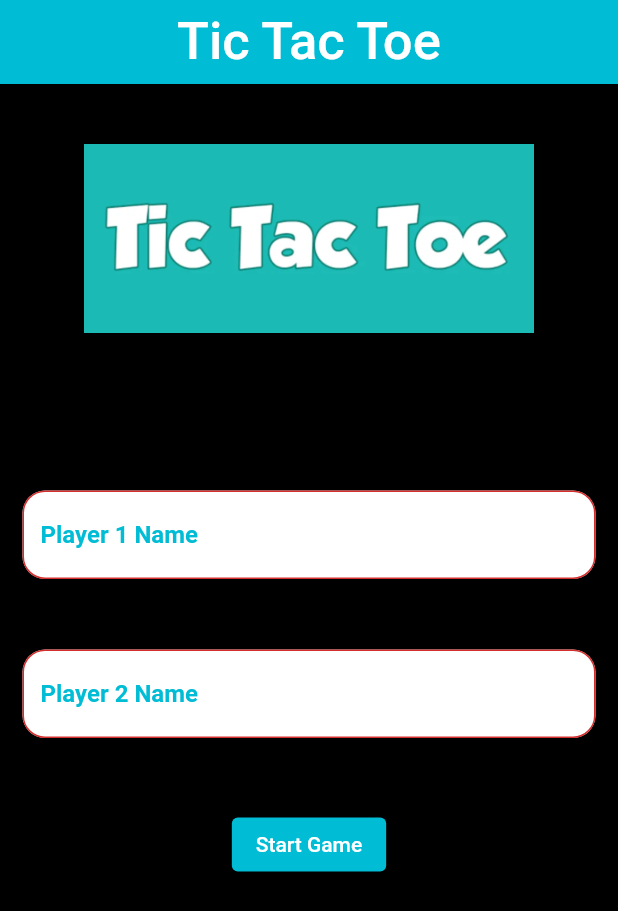
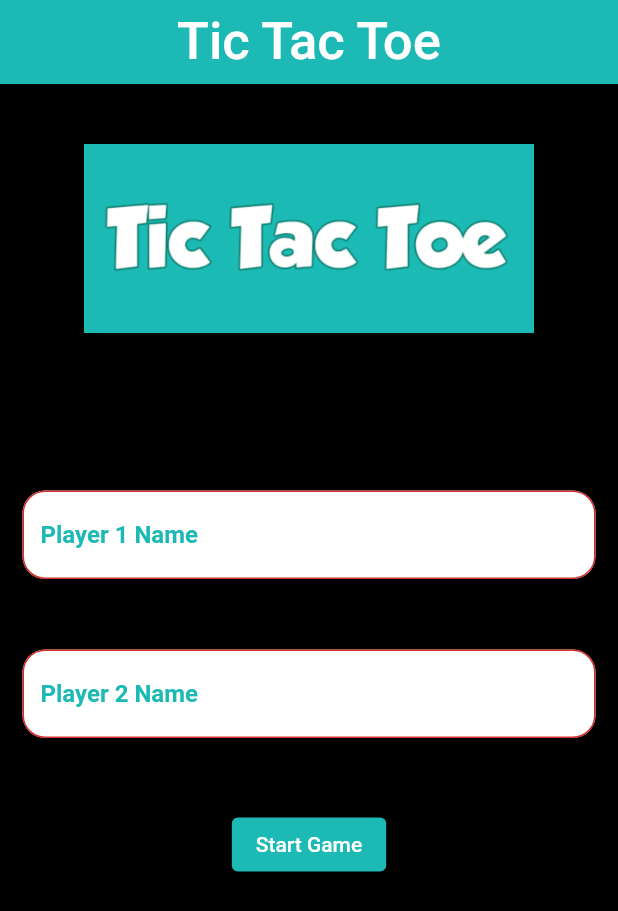
Before and after one commit to Rana-Osama/simple-xo-game, a Flutter app: the screen it shows after launch, on a phone screen of 412 x 824 dp. Shown: the top 911 px of the screen. Run offline on Flutter 3.47's test engine with Material 2 defaults, Android fonts, the phone set to English and light mode, and no system bars.

Commit message:
Update LoginScreen.dart

```diff
--- a/lib/LoginScreen.dart
+++ b/lib/LoginScreen.dart
@@ -25,7 +25,7 @@ class _LoginScreenState extends State<LoginScreen> {
         title: Container(
             alignment: Alignment.center,
             child: Text('Tic Tac Toe', style: TextStyle(fontSize: 35))),
-        backgroundColor: Colors.cyan,
+        backgroundColor: Color(0xFF1CB9B5),
       ),
       body: SingleChildScrollView(
         child: Container(
@@ -52,12 +52,12 @@ class _LoginScreenState extends State<LoginScreen> {
                     fillColor: Colors.white,
                     errorText: errorPlayer1,
                     hintStyle: TextStyle(
-                      color: Colors.cyan,
+                      color: Color(0xFF1CB9B5),
                       fontWeight: FontWeight.bold,
                     ),
                     border: OutlineInputBorder(
                         borderRadius: BorderRadius.circular(15),
-                        borderSide: BorderSide(color: Colors.cyan, width: 50))),
+                        borderSide: BorderSide(color: Color(0xFF1CB9B5), width: 50))),
               ),
               SizedBox(
                 height: 25,
@@ -72,12 +72,12 @@ class _LoginScreenState extends State<LoginScreen> {
                     fillColor: Colors.white,
                     errorText: errorPlayer2,
                     hintStyle: TextStyle(
-                      color: Colors.cyan,
+                      color: Color(0xFF1CB9B5),
                       fontWeight: FontWeight.bold,
                     ),
                     border: OutlineInputBorder(
                       borderRadius: BorderRadius.circular(15),
-                      borderSide: BorderSide(color: Colors.cyan, width: 50),
+                      borderSide: BorderSide(color: Color(0xFF1CB9B5), width: 50),
                     )),
               ),
               SizedBox(
@@ -113,7 +113,7 @@ class _LoginScreenState extends State<LoginScreen> {
                     'Start Game',
                   ),
                   style: ElevatedButton.styleFrom(
-                    primary: Colors.cyan,
+                    backgroundColor: Color(0xFF1CB9B5),
                   ))
             ],
           ),
```
